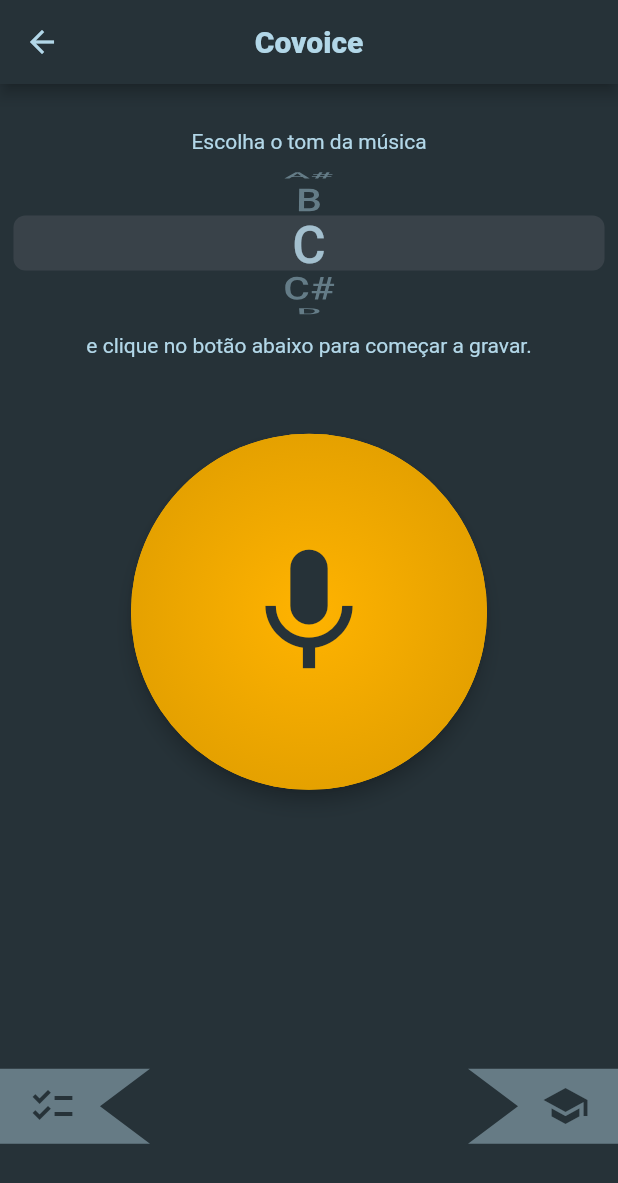
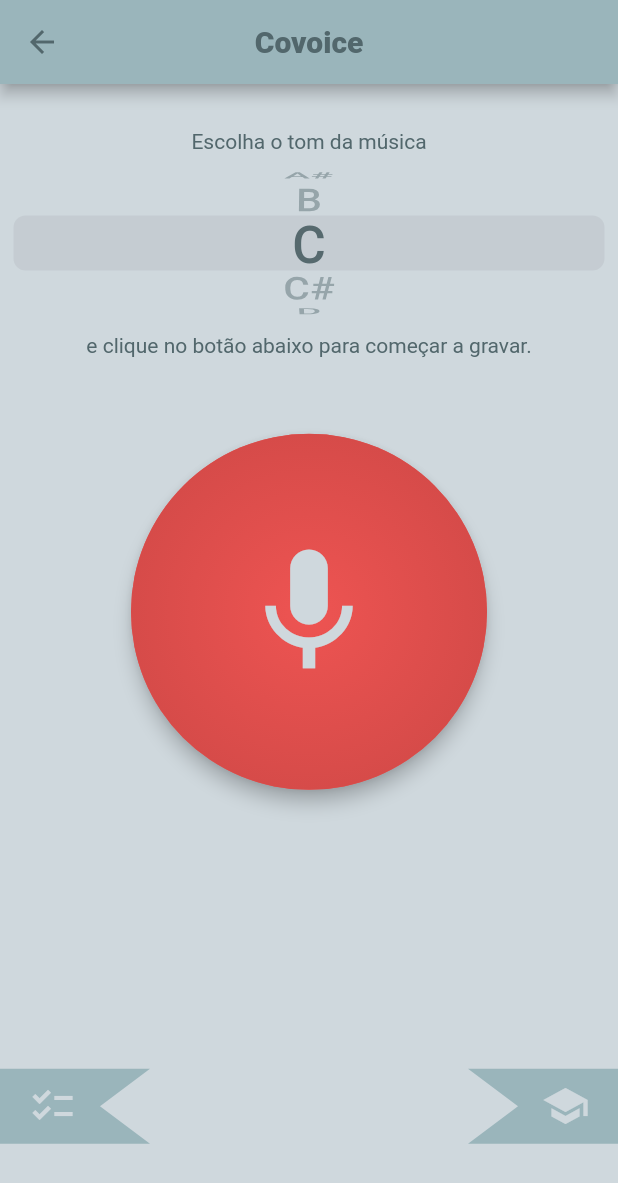
Before and after one commit to DaviPMello27/covoice, a Flutter app: the screen it shows after launch, on a phone screen of 412 x 824 dp. Shown: the top 1183 px of the screen. Run offline on Flutter 3.47's test engine with Material 2 defaults, Android fonts, the phone set to English and light mode, and no system bars; our stand-ins replace equatable, just_audio, share_plus, sqflite; missing offline and left inert: audio_waveforms, ffmpeg_kit_flutter, flame, flame_audio, flutter_audio_capture, flutter_fft and 5 more; accounts and stored records are empty.

Commit message:
Changes for initial release

```diff
--- a/lib/views/app_widget.dart
+++ b/lib/views/app_widget.dart
@@ -34,7 +34,7 @@ class AppWidget extends StatelessWidget {
       debugShowCheckedModeBanner: false,
       title: 'Covoice',
       darkTheme: CovoiceTheme.dark,
-      theme: CovoiceTheme.dark,
+      theme: CovoiceTheme.light,
       home: home,
     );
   }
--- a/pubspec.yaml
+++ b/pubspec.yaml
@@ -15,7 +15,7 @@ publish_to: 'none' # Remove this line if you wish to publish to pub.dev
 # In iOS, build-name is used as CFBundleShortVersionString while build-number used as CFBundleVersion.
 # Read more about iOS versioning at
 # https://developer.apple.com/library/archive/documentation/General/Reference/InfoPlistKeyReference/Articles/CoreFoundationKeys.html
-version: 1.0.0+1
+version: 0.0.1+3
 
 environment:
   sdk: ">=2.15.1 <3.0.0"
```
Also changed, not shown: 2 other files.
